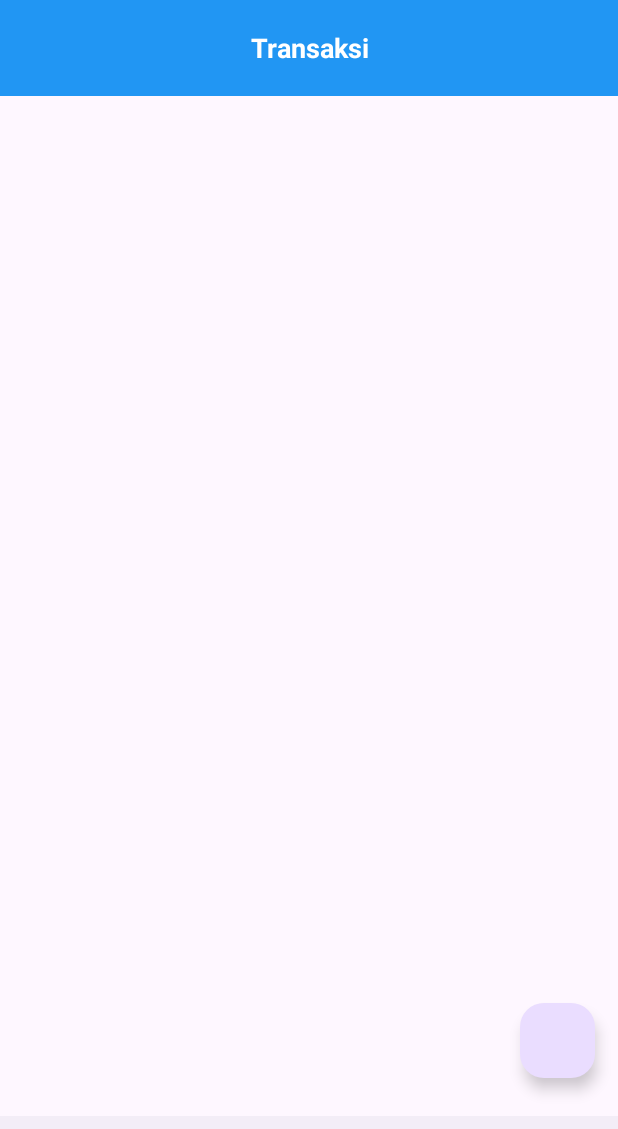
After one commit to CH2-PS188/MD, an Android app: the TransactionActivity screen opened directly, with no data from a screen before it, on a phone screen of 412 x 824 dp. The commit adds this screen. Shown: the top 1129 px of the screen. Run offline under Robolectric (Android 15) with nearby library versions, the phone set to English and light mode, and no system bars.

Commit message:
bikin xml transaksi

```diff
--- a/app/src/main/AndroidManifest.xml
+++ b/app/src/main/AndroidManifest.xml
@@ -13,6 +13,9 @@
         android:theme="@style/Theme.Moneo"
         tools:targetApi="31">
         <activity
+            android:name=".transaction.TransactionActivity"
+            android:exported="false" />
+        <activity
             android:name=".MainActivity"
             android:exported="true">
             <intent-filter>
--- /dev/null
+++ b/app/src/main/java/com/moneo/moneo/transaction/TransactionActivity.kt
@@ -0,0 +1,12 @@
+package com.moneo.moneo.transaction
+
+import androidx.appcompat.app.AppCompatActivity
+import android.os.Bundle
+import com.moneo.moneo.R
+
+class TransactionActivity : AppCompatActivity() {
+    override fun onCreate(savedInstanceState: Bundle?) {
+        super.onCreate(savedInstanceState)
+        setContentView(R.layout.activity_transaction)
+    }
+}
--- /dev/null
+++ b/app/src/main/res/layout/activity_transaction.xml
@@ -0,0 +1,50 @@
+<?xml version="1.0" encoding="utf-8"?>
+<androidx.constraintlayout.widget.ConstraintLayout xmlns:android="http://schemas.android.com/apk/res/android"
+    xmlns:app="http://schemas.android.com/apk/res-auto"
+    xmlns:tools="http://schemas.android.com/tools"
+    android:layout_width="match_parent"
+    android:layout_height="match_parent"
+    tools:context=".transaction.TransactionActivity">
+
+    <com.google.android.material.appbar.AppBarLayout
+        android:layout_width="match_parent"
+        android:layout_height="wrap_content"
+        android:minHeight="?attr/actionBarSize"
+        app:layout_constraintTop_toTopOf="parent"
+        app:layout_constraintStart_toStartOf="parent" >
+
+        <androidx.appcompat.widget.Toolbar
+            android:layout_width="match_parent"
+            android:layout_height="wrap_content"
+            android:background="@color/blue"
+            android:minHeight="?attr/actionBarSize">
+
+            <TextView
+                android:layout_width="wrap_content"
+                android:layout_height="wrap_content"
+                android:text="Transaksi"
+                android:textColor="@color/white"
+                android:textAlignment="center"
+                android:textSize="18sp"
+                android:textStyle="bold"
+                android:layout_gravity="center" />
+
+        </androidx.appcompat.widget.Toolbar>
+    </com.google.android.material.appbar.AppBarLayout>
+
+    <com.google.android.material.floatingactionbutton.FloatingActionButton
+        android:layout_width="50dp"
+        android:layout_height="50dp"
+        android:layout_marginBottom="25dp"
+        android:layout_marginEnd="15dp"
+        app:layout_constraintEnd_toEndOf="parent"
+        app:layout_constraintBottom_toTopOf="@id/bottom_navigation" />
+
+    <com.google.android.material.bottomnavigation.BottomNavigationView
+        android:id="@+id/bottom_navigation"
+        android:layout_width="match_parent"
+        android:layout_height="wrap_content"
+        app:layout_constraintBottom_toBottomOf="parent"
+        app:layout_constraintStart_toStartOf="parent" />
+
+</androidx.constraintlayout.widget.ConstraintLayout>
--- a/app/src/main/res/values/colors.xml
+++ b/app/src/main/res/values/colors.xml
@@ -2,4 +2,5 @@
 <resources>
     <color name="black">#FF000000</color>
     <color name="white">#FFFFFFFF</color>
+    <color name="blue">#2196F3</color>
 </resources>
```
